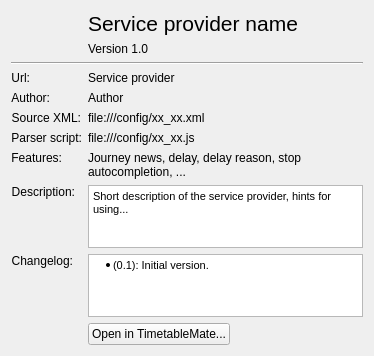
First picture: the form in libpublictransporthelper/accessorInfo.ui, repository KDE/publictransport, before the edit.
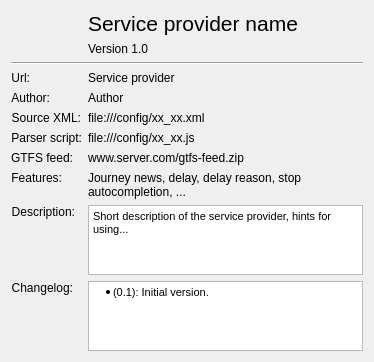
Second picture: the form after the edit. Custom widgets are drawn as their Qt base class.

Commit message: Add "Delete GTFS database" button to accessor info dialog

The edit to the form file:
```diff
--- a/libpublictransporthelper/accessorInfo.ui
+++ b/libpublictransporthelper/accessorInfo.ui
@@ -7,7 +7,7 @@
     <x>0</x>
     <y>0</y>
     <width>374</width>
-    <height>317</height>
+    <height>362</height>
    </rect>
   </property>
   <property name="sizePolicy">
@@ -178,6 +178,32 @@
      </property>
     </widget>
    </item>
+   <item row="11" column="0">
+    <widget class="QLabel" name="lblGtfsFeed">
+     <property name="text">
+      <string>GTFS feed:</string>
+     </property>
+     <property name="alignment">
+      <set>Qt::AlignRight|Qt::AlignTrailing|Qt::AlignVCenter</set>
+     </property>
+    </widget>
+   </item>
+   <item row="11" column="1">
+    <widget class="QLabel" name="gtfsFeed">
+     <property name="sizePolicy">
+      <sizepolicy hsizetype="Expanding" vsizetype="Preferred">
+       <horstretch>0</horstretch>
+       <verstretch>0</verstretch>
+      </sizepolicy>
+     </property>
+     <property name="text">
+      <string notr="true">www.server.com/gtfs-feed.zip</string>
+     </property>
+     <property name="openExternalLinks">
+      <bool>true</bool>
+     </property>
+    </widget>
+   </item>
    <item row="12" column="0">
     <widget class="QLabel" name="lblFeatures">
      <property name="text">
@@ -223,8 +249,8 @@
       <string notr="true">&lt;!DOCTYPE HTML PUBLIC &quot;-//W3C//DTD HTML 4.0//EN&quot; &quot;http://www.w3.org/TR/REC-html40/strict.dtd&quot;&gt;
 &lt;html&gt;&lt;head&gt;&lt;meta name=&quot;qrichtext&quot; content=&quot;1&quot; /&gt;&lt;style type=&quot;text/css&quot;&gt;
 p, li { white-space: pre-wrap; }
-&lt;/style&gt;&lt;/head&gt;&lt;body style=&quot; font-family:'FreeSans'; font-size:8pt; font-weight:400; font-style:normal;&quot;&gt;
-&lt;p style=&quot; margin-top:0px; margin-bottom:0px; margin-left:0px; margin-right:0px; -qt-block-indent:0; text-indent:0px;&quot;&gt;Short description of the service provider, hints for using...&lt;/p&gt;&lt;/body&gt;&lt;/html&gt;</string>
+&lt;/style&gt;&lt;/head&gt;&lt;body style=&quot; font-family:'Ubuntu'; font-size:9pt; font-weight:400; font-style:normal;&quot;&gt;
+&lt;p style=&quot; margin-top:0px; margin-bottom:0px; margin-left:0px; margin-right:0px; -qt-block-indent:0; text-indent:0px;&quot;&gt;&lt;span style=&quot; font-family:'FreeSans'; font-size:8pt;&quot;&gt;Short description of the service provider, hints for using...&lt;/span&gt;&lt;/p&gt;&lt;/body&gt;&lt;/html&gt;</string>
      </property>
      <property name="acceptRichText">
       <bool>true</bool>
@@ -234,6 +260,16 @@
      </property>
     </widget>
    </item>
+   <item row="14" column="0">
+    <widget class="QLabel" name="lblChangelog">
+     <property name="text">
+      <string>Changelog:</string>
+     </property>
+     <property name="alignment">
+      <set>Qt::AlignRight|Qt::AlignTop|Qt::AlignTrailing</set>
+     </property>
+    </widget>
+   </item>
    <item row="14" column="1">
     <widget class="KTextBrowser" name="changelog">
      <property name="sizePolicy">
@@ -252,8 +288,8 @@
       <string notr="true">&lt;!DOCTYPE HTML PUBLIC &quot;-//W3C//DTD HTML 4.0//EN&quot; &quot;http://www.w3.org/TR/REC-html40/strict.dtd&quot;&gt;
 &lt;html&gt;&lt;head&gt;&lt;meta name=&quot;qrichtext&quot; content=&quot;1&quot; /&gt;&lt;style type=&quot;text/css&quot;&gt;
 p, li { white-space: pre-wrap; }
-&lt;/style&gt;&lt;/head&gt;&lt;body style=&quot; font-family:'FreeSans'; font-size:8pt; font-weight:400; font-style:normal;&quot;&gt;
-&lt;ul style=&quot;margin-top: 0px; margin-bottom: 0px; margin-left: 0px; margin-right: 0px; -qt-list-indent: 1;&quot;&gt;&lt;li style=&quot; margin-top:12px; margin-bottom:12px; margin-left:-20px; margin-right:0px; -qt-block-indent:0; text-indent:0px;&quot;&gt;(0.1): Initial version.&lt;/li&gt;&lt;/ul&gt;&lt;/body&gt;&lt;/html&gt;</string>
+&lt;/style&gt;&lt;/head&gt;&lt;body style=&quot; font-family:'Ubuntu'; font-size:9pt; font-weight:400; font-style:normal;&quot;&gt;
+&lt;ul style=&quot;margin-top: 0px; margin-bottom: 0px; margin-left: 0px; margin-right: 0px; -qt-list-indent: 1;&quot;&gt;&lt;li style=&quot; font-family:'FreeSans'; font-size:8pt;&quot; style=&quot; margin-top:12px; margin-bottom:12px; margin-left:-20px; margin-right:0px; -qt-block-indent:0; text-indent:0px;&quot;&gt;(0.1): Initial version.&lt;/li&gt;&lt;/ul&gt;&lt;/body&gt;&lt;/html&gt;</string>
      </property>
      <property name="acceptRichText">
       <bool>true</bool>
@@ -263,36 +299,19 @@
      </property>
     </widget>
    </item>
-   <item row="14" column="0">
-    <widget class="QLabel" name="lblChangelog">
-     <property name="text">
-      <string>Changelog:</string>
-     </property>
-     <property name="alignment">
-      <set>Qt::AlignRight|Qt::AlignTop|Qt::AlignTrailing</set>
-     </property>
-    </widget>
-   </item>
-   <item row="15" column="1">
-    <widget class="QPushButton" name="btnOpenInTimetableMate">
-     <property name="text">
-      <string>Open in TimetableMate...</string>
-     </property>
-    </widget>
-   </item>
   </layout>
  </widget>
  <customwidgets>
-  <customwidget>
-   <class>KUrlLabel</class>
-   <extends>QLabel</extends>
-   <header>kurllabel.h</header>
-  </customwidget>
   <customwidget>
    <class>KTextBrowser</class>
    <extends>QTextBrowser</extends>
    <header>ktextbrowser.h</header>
   </customwidget>
+  <customwidget>
+   <class>KUrlLabel</class>
+   <extends>QLabel</extends>
+   <header>kurllabel.h</header>
+  </customwidget>
  </customwidgets>
  <resources/>
  <connections/>
```
The commit also changes 6 other files.
